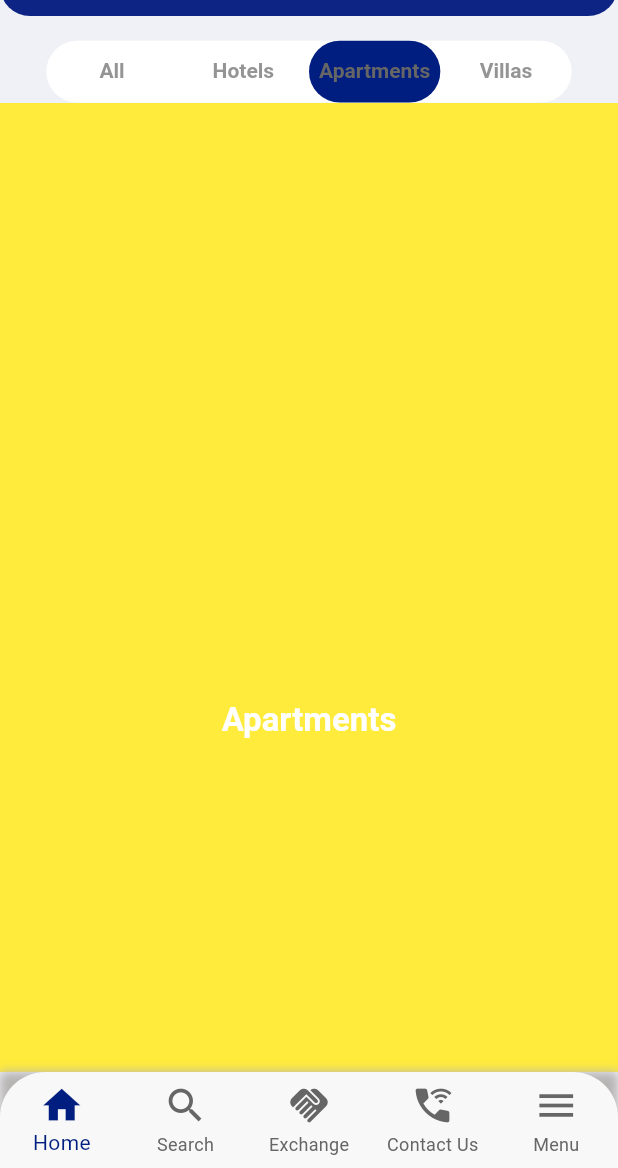
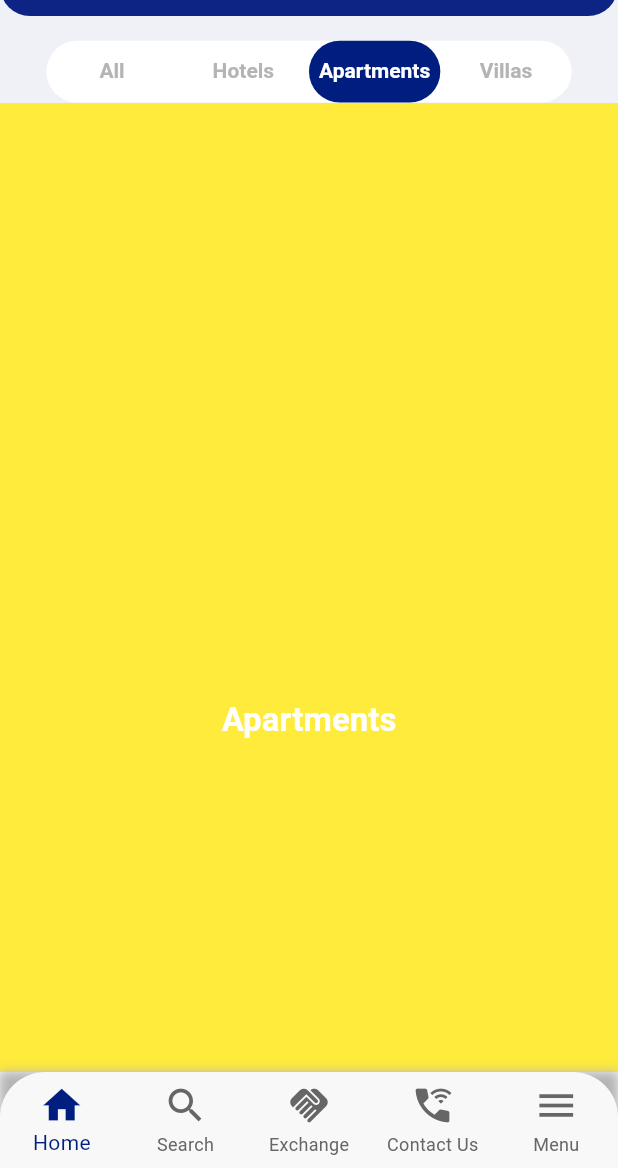
Before and after one commit to Gehad-Tarek/rve_app, a Flutter app: the BottomNavBarDesign screen opened directly, tab 3 chosen, on a phone screen of 412 x 824 dp, the part 68-1236 px from its top. Run offline on Flutter 3.47's test engine with Material 2 defaults, Android fonts, the phone set to English and light mode, and no system bars; our stand-ins replace device_preview, flutter_rating_bar, font_awesome_flutter, image_picker, table_calendar.

Commit message:
change selected & unselected label color in tab bar in home screen

```diff
--- a/lib/main.dart
+++ b/lib/main.dart
@@ -27,6 +27,7 @@ void main() {
 
 class MyApp extends StatelessWidget {
   const MyApp({super.key});
+
 /////
   @override
   Widget build(BuildContext context) {
@@ -47,18 +48,18 @@ class MyApp extends StatelessWidget {
               IntroScreen.routeName: (_) => IntroScreen(),
               OnBoardingScreen.routeName: (_) => OnBoardingScreen(),
             },
-          home: const BottomNavBarDesign(),
-          // home: const MySplashScreen(),
+            // home: const BottomNavBarDesign(),
+            home: const MySplashScreen(),
             // home :const LoginScreen(),
             //home :const EnterNewPasswordScreen(),
             // home: const SignUpScreen(),
             // home: const SelectLoginSignUpScreen(),
             //  home:const ChooseYourWeek(),
             //   home:const GovernorateScreen(),
-           // home: const SelectToChangeScreen(),
-          //  home: const ReplyDoneScreen(),
-          // home: const CalenderScreen(),
-         // home: const DetailsScreen(),
+            // home: const SelectToChangeScreen(),
+            //  home: const ReplyDoneScreen(),
+            // home: const CalenderScreen(),
+            // home: const DetailsScreen(),
           );
         });
   }
--- a/lib/screens/home_screen/tab_bar_design.dart
+++ b/lib/screens/home_screen/tab_bar_design.dart
@@ -26,7 +26,7 @@ class _TabBarDesignState extends State<TabBarDesign>
         home: DefaultTabController(
           length: tabNames.length,
           child: Scaffold(
-           backgroundColor: Constants.kMaintBlueColor,
+            backgroundColor: Constants.kMaintBlueColor,
             body: Column(children: [
               Container(
                 width: width * 0.85,
@@ -36,16 +36,20 @@ class _TabBarDesignState extends State<TabBarDesign>
                   borderRadius: BorderRadius.circular(30.0),
                 ),
                 child: TabBar(
-                  // labelColor: Constants.kMaintBlueColor,
-                  // labelStyle: TextStyle(color: Constants.kGreyColor.withOpacity(0.7)),
                   indicator: BoxDecoration(
                     color: Constants.kBlueColor,
                     borderRadius: BorderRadius.circular(30.0),
                   ),
                   indicatorSize: TabBarIndicatorSize.tab,
-               labelColor: Constants.kDarkGreyColor,
+                  labelColor: Constants.kWhiteColor,
                   labelPadding: EdgeInsets.zero,
-                  labelStyle: TextStyle(fontWeight: FontWeight.bold),
+                  labelStyle: TextStyle(
+                      color: Constants.kWhiteColor,
+                      fontWeight: FontWeight.bold),
+                  unselectedLabelColor: Constants.kGreyColor,
+                  unselectedLabelStyle: TextStyle(
+                      color: Constants.kGreyColor, fontWeight: FontWeight.bold),
+                  // indicatorColor: Constants.kRedColor,
                   tabs: tabNames
                       .map((tabName) => Tab(
                             // child: Text(
```
Also changed, not shown: lib/screens/search_screen/tab_view_screen/hotels_screen_barSearch.dart (+11 -8 lines).
